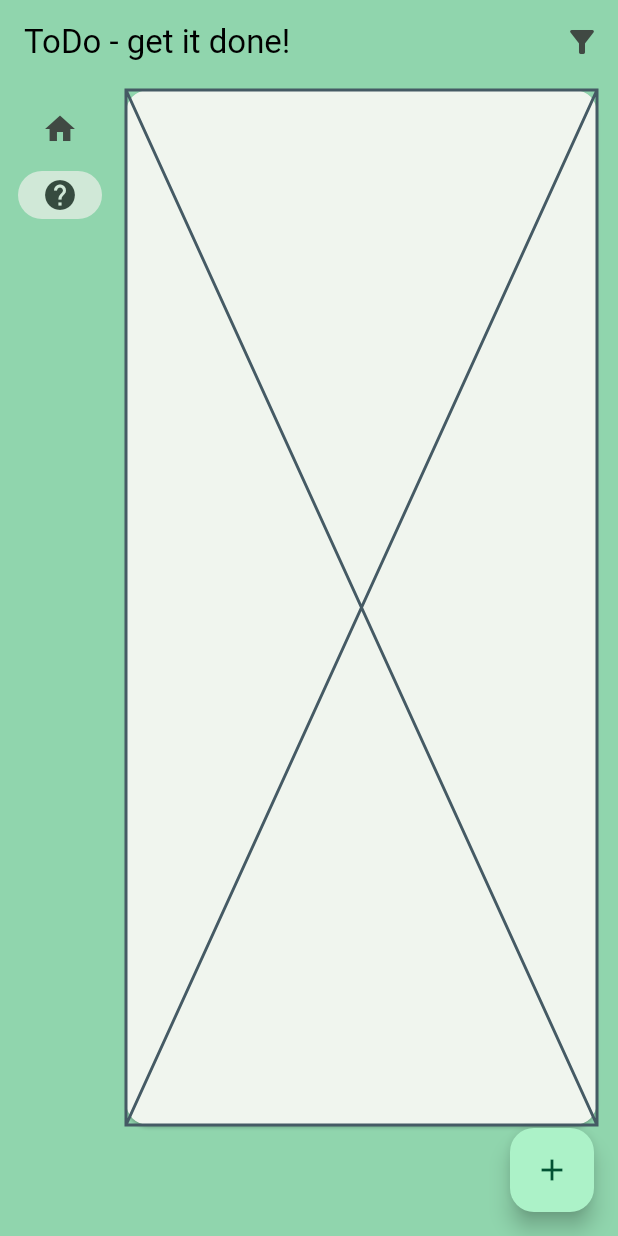
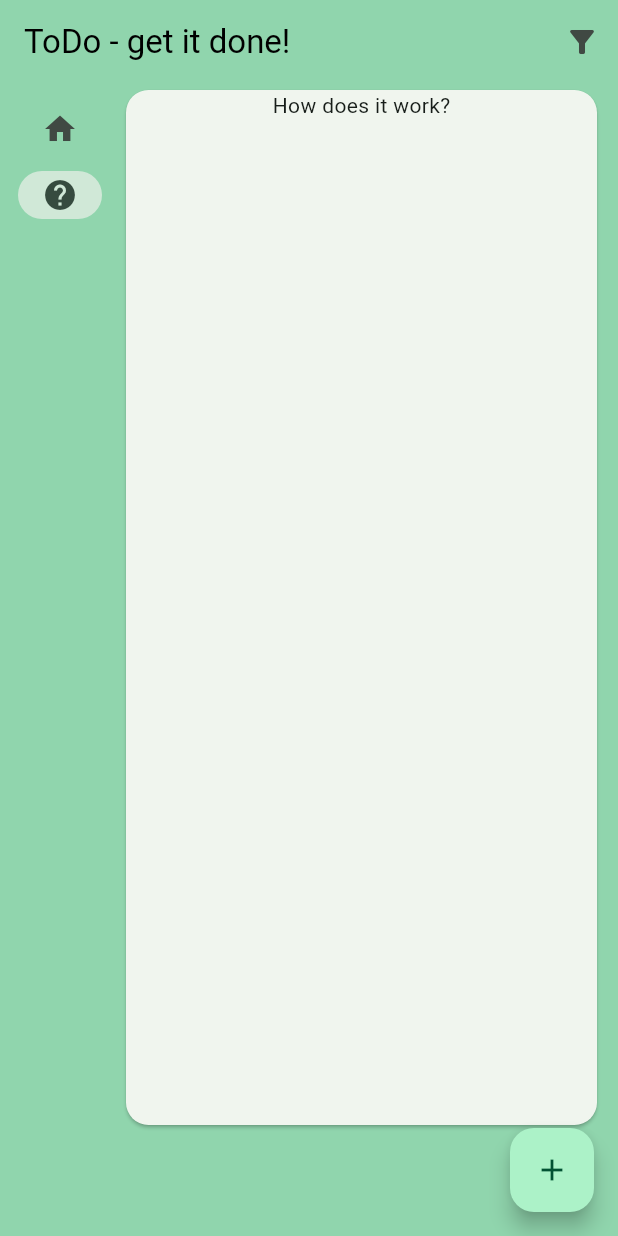
Before and after one commit to gu-tig333-ht23/gusstinst, a Flutter app: the screen it shows after launch, after a tap on "Help", on a phone screen of 412 x 824 dp. Run offline on Flutter 3.47's test engine with Material 2 defaults, Android fonts, the phone set to English and light mode, and no system bars; Roboto replaces fonts that are missing (Times New Roman).

```diff
--- a/lib/main.dart
+++ b/lib/main.dart
@@ -1,7 +1,5 @@
 import 'package:flutter/material.dart';
-
 import 'chore_item.dart';
-
 import 'chore.dart';
 
 void main() {
@@ -69,7 +67,8 @@ class _MyHomePageState extends State<MyHomePage> {
         page = ListPage();
         break;
       case 1: // help icon
-        page = Placeholder(); // just a X right now
+        //page = Placeholder(); // just a X right now
+        page = HelpPage();
         break;
       default:
         throw UnimplementedError('no widget for $selectedIndex');
@@ -193,3 +192,14 @@ class ListPage extends StatelessWidget {
     */
   }
 }
+
+class HelpPage extends StatelessWidget {
+  @override
+  Widget build(BuildContext context) {
+    return Column(
+      children: [
+        Text('How does it work?'),
+      ],
+    );
+  }
+}
```
